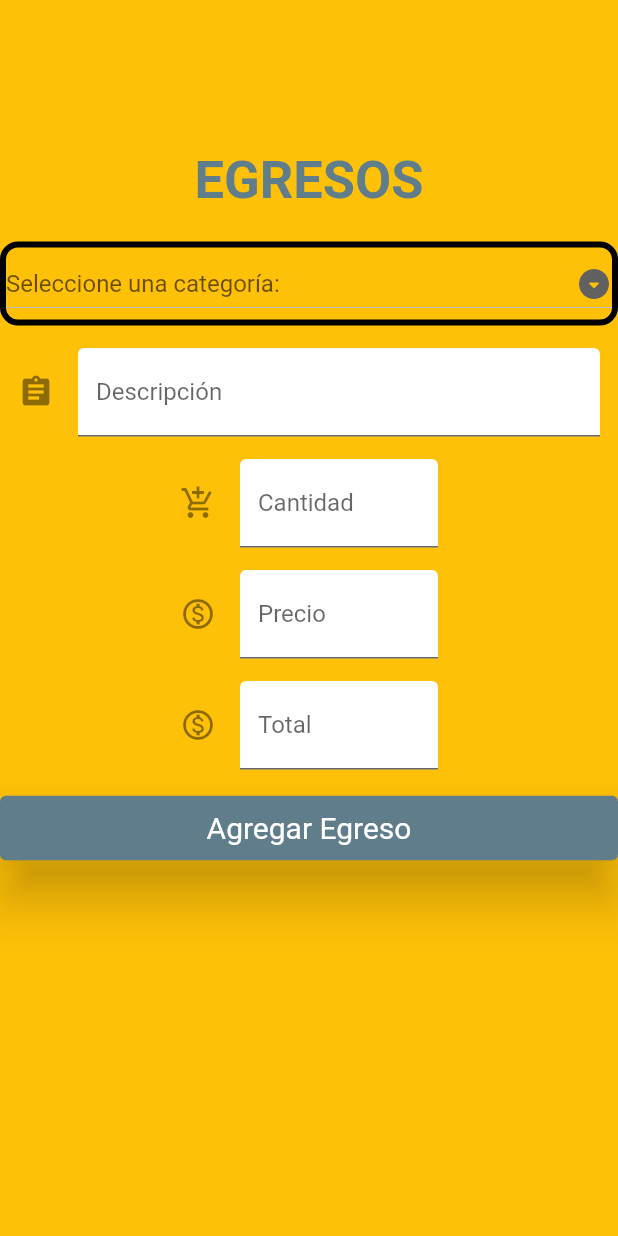
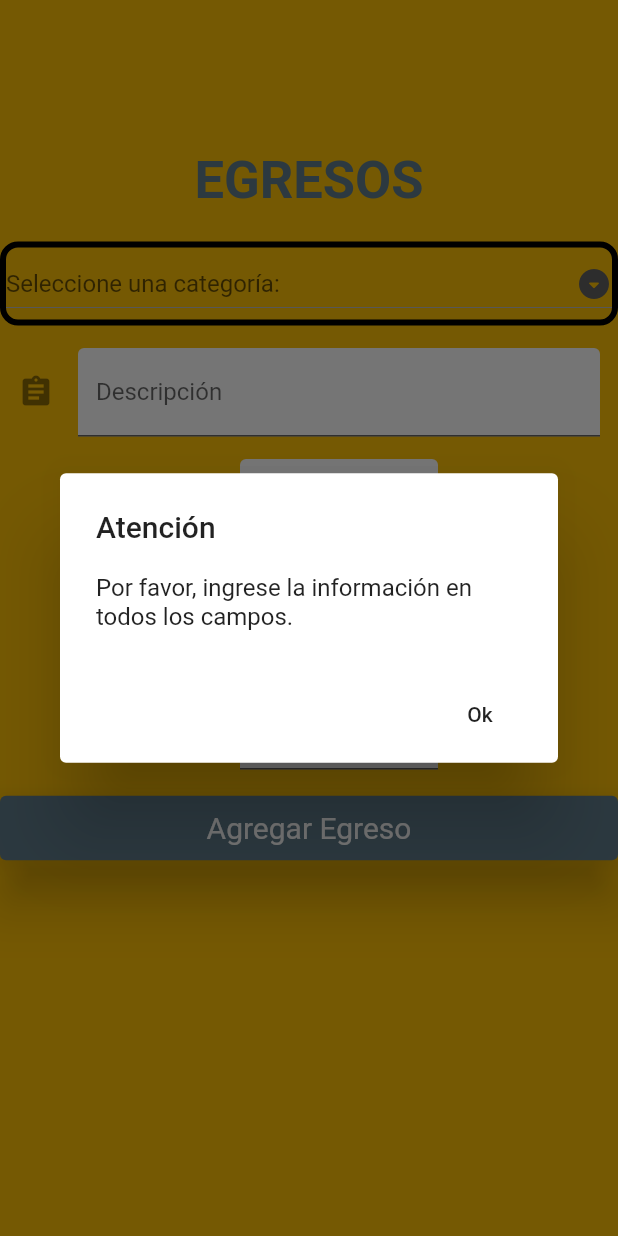
Before and after one commit to AlexisYael/ANT-EATER, a Flutter app: the Egresos screen opened directly, after a tap on "Agregar Egreso", on a phone screen of 412 x 824 dp. Run offline on Flutter 3.47's test engine with Material 2 defaults, Android fonts, the phone set to English and light mode, and no system bars; our stand-ins replace cloud_firestore, firebase_core, syncfusion_flutter_charts; accounts and stored records are empty.

Commit message:
Registro de ingresos/egresos en la BD

```diff
--- a/lib/CreateUser.dart
+++ b/lib/CreateUser.dart
@@ -201,8 +201,8 @@ Widget botonCrearCuenta(
         onPressed: () {
           if (nombreController.text == "" ||
               edadController.text == "" ||
-              correoController == "" ||
-              passController == "") {
+              correoController.text == "" ||
+              passController.text == "") {
             showDialog(
               context: context,
               builder: (context) => AlertDialog(
--- a/lib/Egresos.dart
+++ b/lib/Egresos.dart
@@ -1,7 +1,11 @@
 // ignore_for_file: file_names, avoid_unnecessary_containers, sort_child_properties_last, no_leading_underscores_for_local_identifiers, unused_local_variable
 
 import 'package:ant_eater/Ingresos.dart';
+import 'package:cloud_firestore/cloud_firestore.dart';
+import 'package:firebase_core/firebase_core.dart';
 import 'package:flutter/material.dart';
+
+FirebaseFirestore db = FirebaseFirestore.instance;
 
 class Egresos extends StatefulWidget {
   const Egresos({Key? key}) : super(key: key);
@@ -11,15 +15,29 @@ class Egresos extends StatefulWidget {
 }
 
 class _EgresosState extends State<Egresos> {
+  TextEditingController eg_desc_Ctrl = TextEditingController();
+  TextEditingController eg_cant_Ctrl = TextEditingController();
+  TextEditingController eg_prec_Ctrl = TextEditingController();
+  TextEditingController eg_total_Ctrl = TextEditingController();
+
+  @override
+  void dispose() {
+    eg_desc_Ctrl.dispose();
+    eg_cant_Ctrl.dispose();
+    eg_prec_Ctrl.dispose();
+    eg_total_Ctrl.dispose();
+    super.dispose();
+  }
+
   @override
   Widget build(BuildContext context) {
     return Scaffold(
-      body: cuerpo(),
+      body: cuerpo(eg_desc_Ctrl, eg_cant_Ctrl, eg_prec_Ctrl, eg_total_Ctrl),
     );
   }
 }
 
-Widget cuerpo() {
+Widget cuerpo(eg_desc_Ctrl, eg_cant_Ctrl, eg_prec_Ctrl, eg_total_Ctrl) {
   return Container(
     child: Center(
         child: ListView(
@@ -35,23 +53,23 @@ Widget cuerpo() {
         const SizedBox(
           height: 15,
         ),
-        campoDescripcion(),
+        campoDescripcion(eg_desc_Ctrl),
         const SizedBox(
           height: 15,
         ),
-        campoCantidad(),
+        campoCantidad(eg_cant_Ctrl),
         const SizedBox(
           height: 15,
         ),
-        campoPrecio(),
+        campoPrecio(eg_prec_Ctrl),
         const SizedBox(
           height: 15,
         ),
-        campoTotal(),
+        campoTotal(eg_total_Ctrl),
         const SizedBox(
           height: 15,
         ),
-        botonAgregar(),
+        botonAgregar(eg_desc_Ctrl, eg_cant_Ctrl, eg_prec_Ctrl, eg_total_Ctrl),
       ],
     )),
   );
@@ -115,11 +133,12 @@ Widget categoria() {
   );
 }
 
-Widget campoDescripcion() {
+Widget campoDescripcion(eg_desc_Ctrl) {
   return StreamBuilder(builder: (BuildContext context, AsyncSnapshot snapshot) {
     return Container(
       padding: const EdgeInsets.symmetric(horizontal: 12),
-      child: const TextField(
+      child: TextField(
+        controller: eg_desc_Ctrl,
         keyboardType: TextInputType.text,
         decoration: InputDecoration(
           icon: Icon(Icons.assignment),
@@ -132,11 +151,12 @@ Widget campoDescripcion() {
   });
 }
 
-Widget campoCantidad() {
+Widget campoCantidad(eg_cant_Ctrl) {
   return StreamBuilder(builder: (BuildContext context, AsyncSnapshot snapshot) {
     return Container(
       padding: const EdgeInsets.symmetric(horizontal: 120),
-      child: const TextField(
+      child: TextField(
+        controller: eg_cant_Ctrl,
         keyboardType: TextInputType.number,
         decoration: InputDecoration(
           icon: Icon(Icons.add_shopping_cart),
@@ -149,11 +169,12 @@ Widget campoCantidad() {
   });
 }
 
-Widget campoPrecio() {
+Widget campoPrecio(eg_prec_Ctrl) {
   return StreamBuilder(builder: (BuildContext context, AsyncSnapshot snapshot) {
     return Container(
       padding: const EdgeInsets.symmetric(horizontal: 120),
-      child: const TextField(
+      child: TextField(
+        controller: eg_prec_Ctrl,
         keyboardType: TextInputType.number,
         decoration: InputDecoration(
           icon: Icon(Icons.monetization_on_outlined),
@@ -166,11 +187,12 @@ Widget campoPrecio() {
   });
 }
 
-Widget campoTotal() {
+Widget campoTotal(eg_total_Ctrl) {
   return StreamBuilder(builder: (BuildContext context, AsyncSnapshot snapshot) {
     return Container(
       padding: const EdgeInsets.symmetric(horizontal: 120),
-      child: const TextField(
+      child: TextField(
+        controller: eg_total_Ctrl,
         keyboardType: TextInputType.number,
         decoration: InputDecoration(
           icon: Icon(Icons.monetization_on_outlined),
@@ -183,7 +205,7 @@ Widget campoTotal() {
   });
 }
 
-Widget botonAgregar() {
+Widget botonAgregar(eg_desc_Ctrl, eg_cant_Ctrl, eg_prec_Ctrl, eg_total_Ctrl) {
   return StreamBuilder(builder: (BuildContext context, AsyncSnapshot snapshot) {
     return SizedBox(
       child: TextButton(
@@ -194,7 +216,56 @@ Widget botonAgregar() {
           backgroundColor: Colors.blueGrey,
           elevation: 15.0,
         ),
-        onPressed: () {},
+        onPressed: () {
+          if (eg_desc_Ctrl.text == "" ||
+              eg_cant_Ctrl.text == "" ||
+              eg_prec_Ctrl.text == "" ||
+              eg_total_Ctrl.text == "") {
+            showDialog(
+              context: context,
+              builder: (context) => AlertDialog(
+                title: Text("Atención"),
+                content: Text(
+                    "Por favor, ingrese la información en todos los campos."),
+                actions: [
+                  FlatButton(
+                      child: Text("Ok"),
+                      onPressed: () {
+                        Navigator.of(context).pop();
+                      })
+                ],
+              ),
+            );
+          } else {
+            final egreso = <String, dynamic>{
+              "descripcion": eg_desc_Ctrl.text,
+              "cantidad": eg_cant_Ctrl.text,
+              "precio": eg_prec_Ctrl.text,
+              "total": eg_total_Ctrl.text
+            };
+            db.collection("egresos").add(egreso).then((DocumentReference doc) =>
+                print('EGRESO added with ID: ${doc.id}'));
+
+            showDialog(
+              context: context,
+              builder: (context) => AlertDialog(
+                title: Text("CORRECTO"),
+                content: Text("Se ha registrado el egreso."),
+                actions: [
+                  FlatButton(
+                      child: Text("Ok"),
+                      onPressed: () {
+                        eg_desc_Ctrl.clear();
+                        eg_cant_Ctrl.clear();
+                        eg_prec_Ctrl.clear();
+                        eg_total_Ctrl.clear();
+                        Navigator.of(context).pop();
+                      })
+                ],
+              ),
+            );
+          }
+        },
         child: const Text('Agregar Egreso'),
       ),
     );
--- a/pubspec.yaml
+++ b/pubspec.yaml
@@ -34,8 +34,8 @@ dependencies:
   # The following adds the Cupertino Icons font to your application.
   # Use with the CupertinoIcons class for iOS style icons.
   cupertino_icons: ^1.0.2
-  firebase_core: ^1.17.1
-  cloud_firestore: ^3.1.17
+  firebase_core:
+  cloud_firestore:
 
 
 dev_dependencies:
```
Also changed, not shown: lib/Ingresos.dart (+65 -8 lines), lib/Login.dart (+9 -2 lines), lib/Welcome.dart (+6 -1 lines), lib/firebase_options.dart (deleted), 1 other file.
